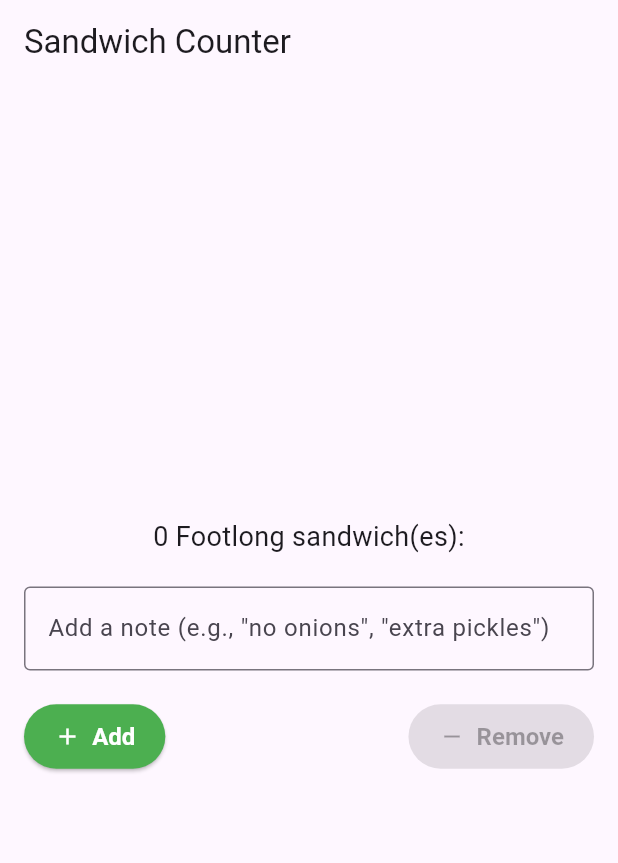
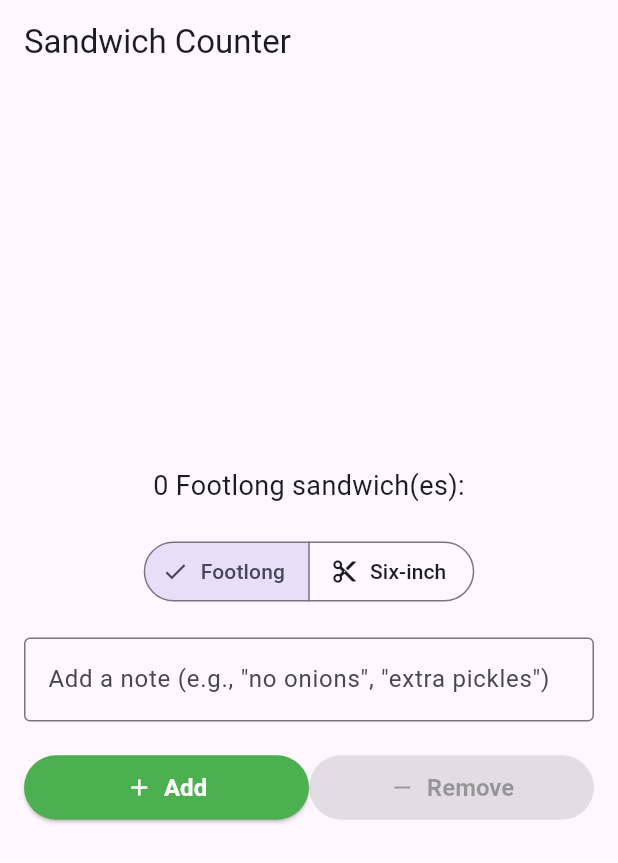
Before and after one commit to AlperO06/sandwich_shop-main, a Flutter app: the screen it shows after launch, on a phone screen of 412 x 824 dp. Shown: the top 863 px of the screen. Run offline on Flutter 3.47's test engine with Material 3 defaults, Android fonts, the phone set to English and light mode, and no system bars.

Commit message:
Added Footlong

```diff
--- a/lib/main.dart
+++ b/lib/main.dart
@@ -30,6 +30,7 @@ class OrderScreen extends StatefulWidget {
 class _OrderScreenState extends State<OrderScreen> {
   int _quantity = 0;
   String _note = '';
+  String _sandwichType = 'Footlong'; // 🆕 New state variable
   final TextEditingController _noteController = TextEditingController();
 
   void _increaseQuantity() {
@@ -65,11 +66,39 @@ class _OrderScreenState extends State<OrderScreen> {
           child: Column(
             mainAxisAlignment: MainAxisAlignment.center,
             children: <Widget>[
+              // Display sandwich order summary
               OrderItemDisplay(
                 _quantity,
-                'Footlong',
+                _sandwichType,
               ),
+
               const SizedBox(height: 20),
+
+              // 🆕 Sandwich type selector
+              SegmentedButton<String>(
+                segments: const <ButtonSegment<String>>[
+                  ButtonSegment(
+                    value: 'Footlong',
+                    label: Text('Footlong'),
+                    icon: Icon(Icons.straighten),
+                  ),
+                  ButtonSegment(
+                    value: 'Six-inch',
+                    label: Text('Six-inch'),
+                    icon: Icon(Icons.cut),
+                  ),
+                ],
+                selected: <String>{_sandwichType},
+                onSelectionChanged: (Set<String> newSelection) {
+                  setState(() {
+                    _sandwichType = newSelection.first;
+                  });
+                },
+              ),
+
+              const SizedBox(height: 20),
+
+              // Notes input field
               TextField(
                 controller: _noteController,
                 decoration: const InputDecoration(
@@ -78,7 +107,10 @@ class _OrderScreenState extends State<OrderScreen> {
                 ),
                 onChanged: (value) => setState(() => _note = value),
               ),
+
               const SizedBox(height: 20),
+
+              // Add / Remove buttons
               Row(
                 mainAxisAlignment: MainAxisAlignment.spaceBetween,
                 children: [
@@ -86,17 +118,20 @@ class _OrderScreenState extends State<OrderScreen> {
                     label: 'Add',
                     icon: Icons.add,
                     color: Colors.green,
-                    onPressed: canAdd ? _increaseQuantity : null, // 👈 disables when max reached
+                    onPressed: canAdd ? _increaseQuantity : null,
                   ),
                   StyledButton(
                     label: 'Remove',
                     icon: Icons.remove,
                     color: Colors.red,
-                    onPressed: canRemove ? _decreaseQuantity : null, // 👈 disables when 0
+                    onPressed: canRemove ? _decreaseQuantity : null,
                   ),
                 ],
               ),
+
               const SizedBox(height: 20),
+
+              // Display user note if any
               if (_note.isNotEmpty)
                 Text(
                   'Note: $_note',
@@ -110,12 +145,12 @@ class _OrderScreenState extends State<OrderScreen> {
   }
 }
 
-// 👇 Reusable StyledButton with built-in disabled state handling
+// Styled reusable button
 class StyledButton extends StatelessWidget {
   final String label;
   final IconData icon;
   final Color color;
-  final VoidCallback? onPressed; // nullable so we can disable it
+  final VoidCallback? onPressed;
 
   const StyledButton({
     super.key,
@@ -127,8 +162,9 @@ class StyledButton extends StatelessWidget {
 
   @override
   Widget build(BuildContext context) {
-    return ElevatedButton.icon(
-      onPressed: onPressed, // if null → button is disabled
+    return Expanded(
+      child: ElevatedButton.icon(
+        onPressed: onPressed,
         style: ElevatedButton.styleFrom(
           backgroundColor: onPressed == null ? Colors.grey : color,
           foregroundColor: Colors.white,
@@ -140,10 +176,12 @@ class StyledButton extends StatelessWidget {
         ),
         icon: Icon(icon),
         label: Text(label),
+      ),
     );
   }
 }
 
+// Displays the current sandwich order
 class OrderItemDisplay extends StatelessWidget {
   final int quantity;
   final String itemType;
```
Lines whose indentation alone changed are shown as unchanged.
